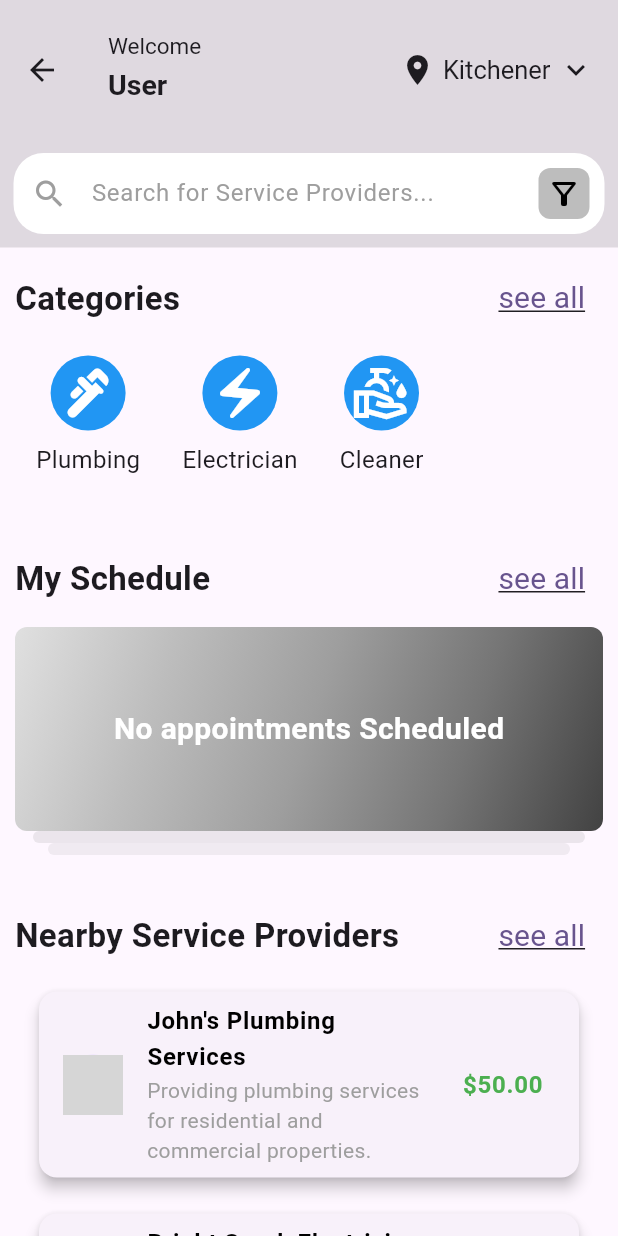
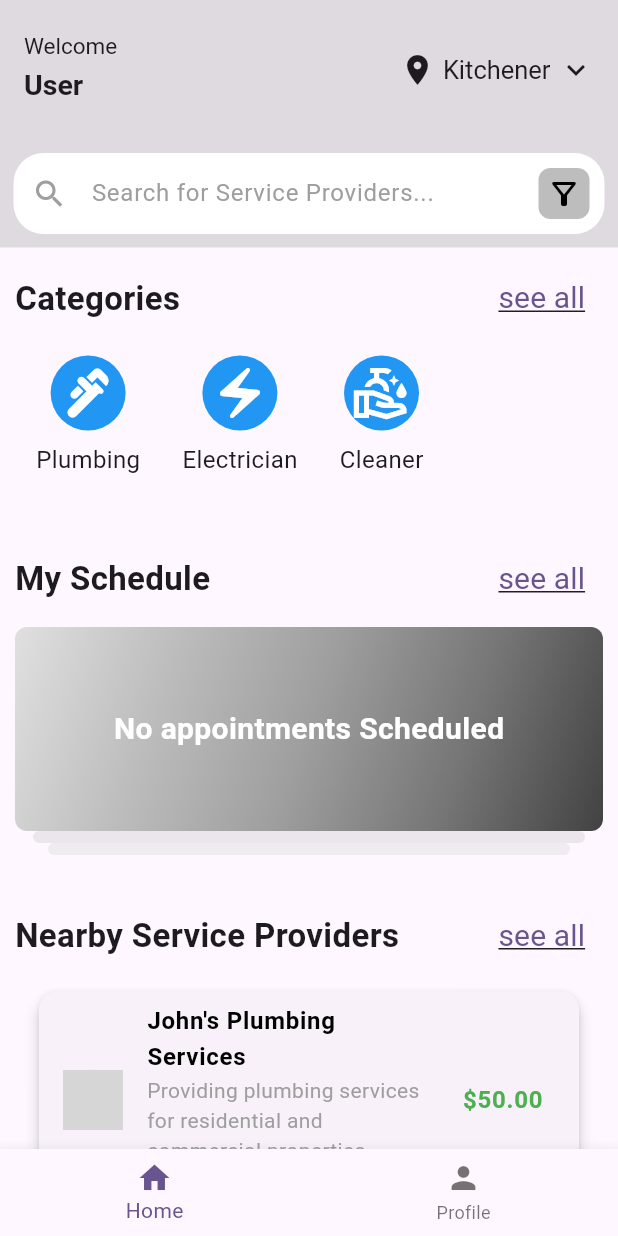
Before and after one commit to PARTH-SADHU/Helpile, a Flutter app: the HomeView screen opened directly, on a phone screen of 412 x 824 dp. Run offline on Flutter 3.47's test engine with Material 3 defaults, Android fonts, the phone set to English and light mode, and no system bars; our stand-ins replace animate_do, bloc, equatable, flutter_svg; network calls fail; grey boxes are pictures that could not be loaded.

Commit message:
Added some more pages and some more functionalities

```diff
--- a/lib/screens/customer_screens/customerhomepage.dart
+++ b/lib/screens/customer_screens/customerhomepage.dart
@@ -1,14 +1,16 @@
-import 'package:flutter/foundation.dart';
 import 'package:flutter/material.dart';
+import 'package:helpile_capstone/screens/customer_screens/nearbyserviceproviders.dart';
+import 'package:helpile_capstone/screens/customer_screens/scheduledappointment.dart';
 import 'package:helpile_capstone/screens/customer_screens/servicecategorypage.dart';
 import 'package:helpile_capstone/screens/widgets/avatar/circleavatar.dart'; // Assuming this file contains CustomCircleAvatar
 import 'package:helpile_capstone/screens/widgets/title/sectiontitle.dart';
 import 'package:models/models.dart';
 
 import '../widgets/cardss/schedulepreviewcard.dart';
+import 'customerprofilepage.dart';
 
 class CustomerHomepage extends StatelessWidget {
-  const CustomerHomepage({super.key});
+  const CustomerHomepage({Key? key}) : super(key: key);
 
   @override
   Widget build(BuildContext context) {
@@ -17,15 +19,17 @@ class CustomerHomepage extends StatelessWidget {
 }
 
 class HomeView extends StatelessWidget {
-  const HomeView({super.key});
+  const HomeView({Key? key}) : super(key: key);
 
   @override
   Widget build(BuildContext context) {
     return Scaffold(
       appBar: AppBar(
+        automaticallyImplyLeading: false,
         backgroundColor: Colors.black12,
         toolbarHeight: 100,
-        title: const Row(children: [
+        title: const Row(
+          children: [
             Column(
               crossAxisAlignment: CrossAxisAlignment.start,
               mainAxisAlignment: MainAxisAlignment.center,
@@ -34,44 +38,37 @@ class HomeView extends StatelessWidget {
                   "Welcome",
                   style: TextStyle(fontSize: 15),
                 ),
-              SizedBox(
-                height: 4.0,
-              ),
+                SizedBox(height: 4.0),
                 Text(
                   "User",
                   style: TextStyle(fontSize: 19, fontWeight: FontWeight.bold),
                 ),
-              SizedBox(
-                height: 4.0,
-              ),
+                SizedBox(height: 4.0),
               ],
             ),
             Spacer(),
             Row(
               children: [
                 Icon(Icons.location_on),
-              SizedBox(
-                width: 5,
-              ),
+                SizedBox(width: 5),
                 Text(
                   "Kitchener",
                   style: TextStyle(fontSize: 17),
                 ),
-              SizedBox(
-                width: 5,
-              ),
+                SizedBox(width: 5),
                 Icon(Icons.expand_more)
               ],
             ),
-        ]),
+          ],
+        ),
         bottom: PreferredSize(
-          preferredSize: Size.fromHeight(65.0),
+          preferredSize: const Size.fromHeight(65.0),
           child: Padding(
-            padding: EdgeInsets.all(9),
+            padding: const EdgeInsets.all(9),
             child: TextFormField(
               decoration: InputDecoration(
                 hintText: "Search for Service Providers...",
-                hintStyle: TextStyle(color: Colors.grey),
+                hintStyle: const TextStyle(color: Colors.grey),
                 prefixIcon: Icon(Icons.search, color: Colors.grey),
                 suffixIcon: Container(
                   margin: EdgeInsets.all(10),
@@ -87,8 +84,7 @@ class HomeView extends StatelessWidget {
                 ),
                 filled: true,
                 fillColor: Colors.white,
-                contentPadding:
-                    EdgeInsets.symmetric(vertical: 15.0, horizontal: 20.0),
+                contentPadding: EdgeInsets.symmetric(vertical: 15.0, horizontal: 20.0),
                 border: OutlineInputBorder(
                   borderRadius: BorderRadius.circular(20.0),
                   borderSide: BorderSide.none,
@@ -104,29 +100,43 @@ class HomeView extends StatelessWidget {
               ),
             ),
           ),
-        ), // Example content for the AppBar
+        ),
       ),
       body: const SingleChildScrollView(
         child: Column(
           children: [
-            _DoctorCategories(),
-            SizedBox(
-              height: 10,
+            _ServiceCategory(),
+            SizedBox(height: 10),
+            _MySchedule(),
+            SizedBox(height: 10),
+            _NearbyServiceProviders(),
+          ],
         ),
-            _MySchedule(),
-            SizedBox(
-              height: 10,
       ),
-            _NearbyServiceProviders(),
-          ], // Example content for the body
+      bottomNavigationBar: BottomNavigationBar(
+        currentIndex: 0,
+        onTap: (index) {
+          if (index == 1) {
+            Navigator.push(context, MaterialPageRoute(builder: (context) => CustomerProfilePage()));
+          }
+        },
+        items: const [
+          BottomNavigationBarItem(
+            icon: Icon(Icons.home),
+            label: 'Home',
           ),
+          BottomNavigationBarItem(
+            icon: Icon(Icons.person),
+            label: 'Profile',
+          ),
+        ],
       ),
     );
   }
 }
 
-class _DoctorCategories extends StatelessWidget {
-  const _DoctorCategories({super.key});
+class _ServiceCategory extends StatelessWidget {
+  const _ServiceCategory({Key? key}) : super(key: key);
 
   @override
   Widget build(BuildContext context) {
@@ -140,8 +150,7 @@ class _DoctorCategories extends StatelessWidget {
             onPressed: () {
               Navigator.push(
                 context,
-                MaterialPageRoute(
-                    builder: (context) => const Servicecategorypage()),
+                MaterialPageRoute(builder: (context) => const Servicecategorypage()),
               );
             },
           ),
@@ -164,7 +173,7 @@ class _DoctorCategories extends StatelessWidget {
 }
 
 class _MySchedule extends StatelessWidget {
-  const _MySchedule({super.key});
+  const _MySchedule({Key? key}) : super(key: key);
 
   @override
   Widget build(BuildContext context) {
@@ -176,10 +185,21 @@ class _MySchedule extends StatelessWidget {
             title: "My Schedule",
             action: "see all",
             onPressed: () {
-              Navigator.push(
-                context,
-                MaterialPageRoute(
-                    builder: (context) => const Servicecategorypage()),
+              // Show the pop-up message
+              showDialog(
+                context: context,
+                builder: (context) => AlertDialog(
+                  title: Text('My Appointments'),
+                  content: Text('You have no appointments scheduled.'),
+                  actions: [
+                    TextButton(
+                      onPressed: () {
+                        Navigator.pop(context);
+                      },
+                      child: Text('OK'),
+                    ),
+                  ],
+                ),
               );
             },
           ),
@@ -191,12 +211,14 @@ class _MySchedule extends StatelessWidget {
   }
 }
 
-
 class _NearbyServiceProviders extends StatelessWidget {
-  const _NearbyServiceProviders({Key? key});
+  const _NearbyServiceProviders({Key? key}) : super(key: key);
 
   @override
   Widget build(BuildContext context) {
+    // Filter service providers based on distance
+    final nearbyServiceProviders = ServiceProvidersList.where((provider) => provider.distance < 2.5).toList();
+
     return Container(
       padding: const EdgeInsets.all(10),
       child: Column(
@@ -207,21 +229,19 @@ class _NearbyServiceProviders extends StatelessWidget {
             onPressed: () {
               Navigator.push(
                 context,
-                MaterialPageRoute(builder: (context) => const Servicecategorypage()),
+                MaterialPageRoute(builder: (context) => const Nearbyserviceproviders()),
               );
             },
           ),
-          const SizedBox(
-            height: 5,
-          ),
+          const SizedBox(height: 5),
           ListView.separated(
             shrinkWrap: true,
-            physics: NeverScrollableScrollPhysics(),
+            physics:const NeverScrollableScrollPhysics(),
             itemBuilder: (context, index) {
-              final serviceProvider = ServiceProvidersList[index];
+              final serviceProvider = nearbyServiceProviders[index];
               return Card(
                 elevation: 4,
-                margin: EdgeInsets.symmetric(vertical: 8, horizontal: 16),
+                margin:const EdgeInsets.symmetric(vertical: 8, horizontal: 16),
                 child: ListTile(
                   leading: CircleAvatar(
                     backgroundImage: NetworkImage(serviceProvider.imageUrl),
@@ -231,22 +251,50 @@ class _NearbyServiceProviders extends StatelessWidget {
                     style: const TextStyle(
                       fontSize: 16,
                       fontWeight: FontWeight.bold,
-                      color: Colors.black, // Custom color
+                      color: Colors.black,
                     ),
                   ),
-                  subtitle: Text(
+                  subtitle: Column(
+                    crossAxisAlignment: CrossAxisAlignment.start,
+                    children: [
+                      Text(
                         serviceProvider.description,
                         style: const TextStyle(
                           fontSize: 14,
-                      color: Colors.grey, // Custom color
+                          color: Colors.grey,
                         ),
+                      ),
+                      Row(
+                        children: [
+                          Icon(Icons.star, color: Colors.amber, size: 16),
+                          SizedBox(width: 4),
+                          Text(
+                            serviceProvider.rating.toString(),
+                            style: const TextStyle(
+                              fontSize: 14,
+                              color: Colors.grey,
+                            ),
+                          ),
+                          SizedBox(width: 10),
+                          Icon(Icons.location_on, color: Colors.grey, size: 16),
+                          SizedBox(width: 4),
+                          Text(
+                            '${serviceProvider.distance} km',
+                            style: const TextStyle(
+                              fontSize: 14,
+                              color: Colors.grey,
+                            ),
+                          ),
+                        ],
+                      ),
+                    ],
                   ),
                   trailing: Text(
                     '\$${serviceProvider.charges.toStringAsFixed(2)}',
                     style: const TextStyle(
                       fontSize: 16,
                       fontWeight: FontWeight.bold,
-                      color: Colors.green, // Custom color
+                      color: Colors.green,
                     ),
                   ),
                   onTap: () {
@@ -258,10 +306,17 @@ class _NearbyServiceProviders extends StatelessWidget {
             separatorBuilder: (context, index) {
               return const SizedBox(height: 8);
             },
-            itemCount: ServiceProvidersList.length,
+            itemCount: nearbyServiceProviders.length,
           ),
         ],
       ),
     );
   }
 }
+
+void main() {
+  runApp(MaterialApp(
+    home: CustomerHomepage(),
+    debugShowCheckedModeBanner: false,
+  ));
+}
--- a/lib/screens/customer_screens/servicecategorypage.dart
+++ b/lib/screens/customer_screens/servicecategorypage.dart
@@ -1,10 +1,33 @@
 import 'package:flutter/cupertino.dart';
+import 'package:flutter/material.dart';
+import 'package:models/models.dart';
+
+import '../widgets/avatar/circleavatar.dart';
 
 class Servicecategorypage extends StatelessWidget {
-  const Servicecategorypage({super.key});
+  const Servicecategorypage({Key? key}) : super(key: key);
 
   @override
   Widget build(BuildContext context) {
-    return const Placeholder();
+    return Scaffold(
+      appBar: AppBar(
+        title: Text('Service Categories'),
+      ),
+      body: Container(
+        padding: EdgeInsets.all(25),
+        child: GridView.count(
+          crossAxisCount: 3,
+          children: Services.values.map((category) {
+            return Container(
+              padding: EdgeInsets.all(14),
+              child: CustomCircleAvatar(
+                icon: category.icon,
+                label: category.name,
+              ),
+            );
+          }).toList(),
+        ),
+      ),
+    );
   }
 }
--- /dev/null
+++ b/lib/state/home_bloc.dart
@@ -0,0 +1,14 @@
+import 'package:bloc/bloc.dart';
+import 'package:equatable/equatable.dart';
+import 'package:meta/meta.dart';
+
+part 'home_event.dart';
+part 'home_state.dart';
+
+class HomeBloc extends Bloc<HomeEvent, HomeState> {
+  HomeBloc() : super( HomeBloc() as HomeState) {
+    on<HomeEvent>((event, emit) {
+      // TODO: implement event handler
+    });
+  }
+}
--- /dev/null
+++ b/lib/state/home_event.dart
@@ -0,0 +1,12 @@
+part of 'home_bloc.dart';
+
+@immutable
+sealed class HomeEvent {
+  const HomeEvent();
+
+
+}
+
+class LoadHomeEvent extends HomeEvent{
+
+}
--- /dev/null
+++ b/lib/state/home_state.dart
@@ -0,0 +1,10 @@
+part of 'home_bloc.dart';
+
+
+class HomeState extends Equatable{
+
+  @override
+  // TODO: implement props
+  List<Object?> get props => throw UnimplementedError();
+
+}
--- a/packages/model/lib/src/serviceproviders.dart
+++ b/packages/model/lib/src/serviceproviders.dart
@@ -4,7 +4,8 @@ class ServiceProvider {
   final String imageUrl;
   final List<String> services;
   final double rating;
-  final double charges; // New property for charges
+  final double charges;
+  final double distance; // Distance from the user in kilometers or miles
 
   ServiceProvider({
     required this.name,
@@ -12,11 +13,12 @@ class ServiceProvider {
     required this.imageUrl,
     required this.services,
     required this.rating,
-    required this.charges, // Initialize charges
+    required this.charges,
+    required this.distance, // Initialize distance
   });
 }
 
-// Dummy data for service providers
+// Dummy data for nearby service providers
 List<ServiceProvider> ServiceProvidersList = [
   ServiceProvider(
     name: "John's Plumbing Services",
@@ -24,7 +26,8 @@ List<ServiceProvider> ServiceProvidersList = [
     imageUrl: "https://example.com/john_plumbing.jpg",
     services: ["Pipe Repair", "Drain Cleaning", "Fixture Installation"],
     rating: 4.5,
-    charges: 50.0, // Set charges
+    charges: 50.0,
+    distance: 1.2,
   ),
   ServiceProvider(
     name: "Bright Spark Electricians",
@@ -32,7 +35,8 @@ List<ServiceProvider> ServiceProvidersList = [
     imageUrl: "https://example.com/bright_spark.jpg",
     services: ["Wiring", "Lighting Installation", "Electrical Repairs"],
     rating: 4.2,
-    charges: 80.0, // Set charges
+    charges: 80.0,
+    distance: 2.5,
   ),
   ServiceProvider(
     name: "Fresh Clean Janitorial Services",
@@ -40,6 +44,98 @@ List<ServiceProvider> ServiceProvidersList = [
     imageUrl: "https://example.com/fresh_clean.jpg",
     services: ["Office Cleaning", "Housekeeping", "Carpet Cleaning"],
     rating: 4.8,
-    charges: 100.0, // Set charges
+    charges: 100.0,
+    distance: 0.8,
+  ),
+  ServiceProvider(
+    name: "Healthy Lawn Care",
+    description: "Complete lawn care services for residential properties.",
+    imageUrl: "https://example.com/healthy_lawn.jpg",
+    services: ["Lawn Mowing", "Fertilization", "Weed Control"],
+    rating: 4.6,
+    charges: 60.0,
+    distance: 1.5,
+  ),
+  ServiceProvider(
+    name: "Sparkling Windows",
+    description: "Professional window cleaning for homes and offices.",
+    imageUrl: "https://example.com/sparkling_windows.jpg",
+    services: ["Interior Window Cleaning", "Exterior Window Cleaning"],
+    rating: 4.4,
+    charges: 70.0,
+    distance: 3.0,
+  ),
+  ServiceProvider(
+    name: "Quick Fix Handyman",
+    description: "General handyman services for small repairs and installations.",
+    imageUrl: "https://example.com/quick_fix.jpg",
+    services: ["Furniture Assembly", "Minor Repairs", "TV Mounting"],
+    rating: 4.7,
+    charges: 55.0,
+    distance: 1.0,
+  ),
+  ServiceProvider(
+    name: "Cozy Home Cleaning",
+    description: "Reliable and affordable home cleaning services.",
+    imageUrl: "https://example.com/cozy_home.jpg",
+    services: ["Regular Cleaning", "Deep Cleaning", "Move-in/Move-out Cleaning"],
+    rating: 4.3,
+    charges: 75.0,
+    distance: 2.2,
+  ),
+  ServiceProvider(
+    name: "Safe Lock Locksmith",
+    description: "Emergency and scheduled locksmith services.",
+    imageUrl: "https://example.com/safe_lock.jpg",
+    services: ["Lock Installation", "Key Duplication", "Emergency Lockout"],
+    rating: 4.5,
+    charges: 90.0,
+    distance: 3.5,
+  ),
+  ServiceProvider(
+    name: "Cool Breeze HVAC",
+    description: "Heating, ventilation, and air conditioning services.",
+    imageUrl: "https://example.com/cool_breeze.jpg",
+    services: ["AC Repair", "Heater Installation", "Duct Cleaning"],
+    rating: 4.6,
+    charges: 120.0,
+    distance: 4.0,
+  ),
+  ServiceProvider(
+    name: "Top Notch Landscaping",
+    description: "Landscaping services for beautiful outdoor spaces.",
+    imageUrl: "https://example.com/top_notch.jpg",
+    services: ["Garden Design", "Lawn Care", "Tree Trimming"],
+    rating: 4.8,
+    charges: 110.0,
+    distance: 2.7,
+  ),
+
+ServiceProvider(
+    name: "John's Plumbing Services",
+    description: "Providing plumbing services for residential and commercial properties.",
+    imageUrl: "https://example.com/john_plumbing.jpg",
+    services: ["Pipe Repair", "Drain Cleaning", "Fixture Installation"],
+    rating: 4.5,
+    charges: 50.0,
+    distance: 1.2, // Distance in kilometers or miles
+  ),
+  ServiceProvider(
+    name: "Bright Spark Electricians",
+    description: "Expert electricians for all your electrical needs.",
+    imageUrl: "https://example.com/bright_spark.jpg",
+    services: ["Wiring", "Lighting Installation", "Electrical Repairs"],
+    rating: 4.2,
+    charges: 80.0,
+    distance: 2.5, // Distance in kilometers or miles
+  ),
+  ServiceProvider(
+    name: "Fresh Clean Janitorial Services",
+    description: "Professional cleaning services for homes and offices.",
+    imageUrl: "https://example.com/fresh_clean.jpg",
+    services: ["Office Cleaning", "Housekeeping", "Carpet Cleaning"],
+    rating: 4.8,
+    charges: 100.0,
+    distance: 0.8, // Distance in kilometers or miles
   ),
 ];
--- a/pubspec.yaml
+++ b/pubspec.yaml
@@ -39,6 +39,8 @@ dependencies:
   animate_do: ^2.0.0
   models:
     path: packages/model
+  flutter_bloc: ^8.1.6
+  equatable: ^2.0.5
 
 
 
```
Also changed, not shown: lib/images/delevery.svg (deleted), lib/images/quality.svg (deleted), lib/images/reward.svg (deleted), pubspec.lock. Lines whose indentation alone changed are shown as unchanged.
